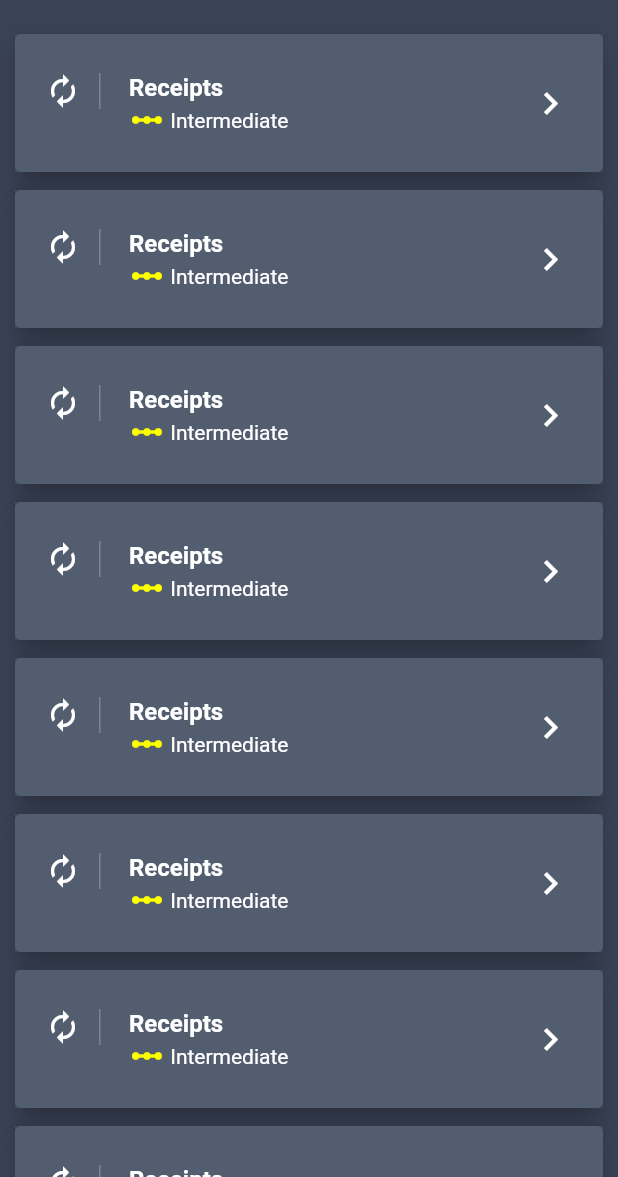
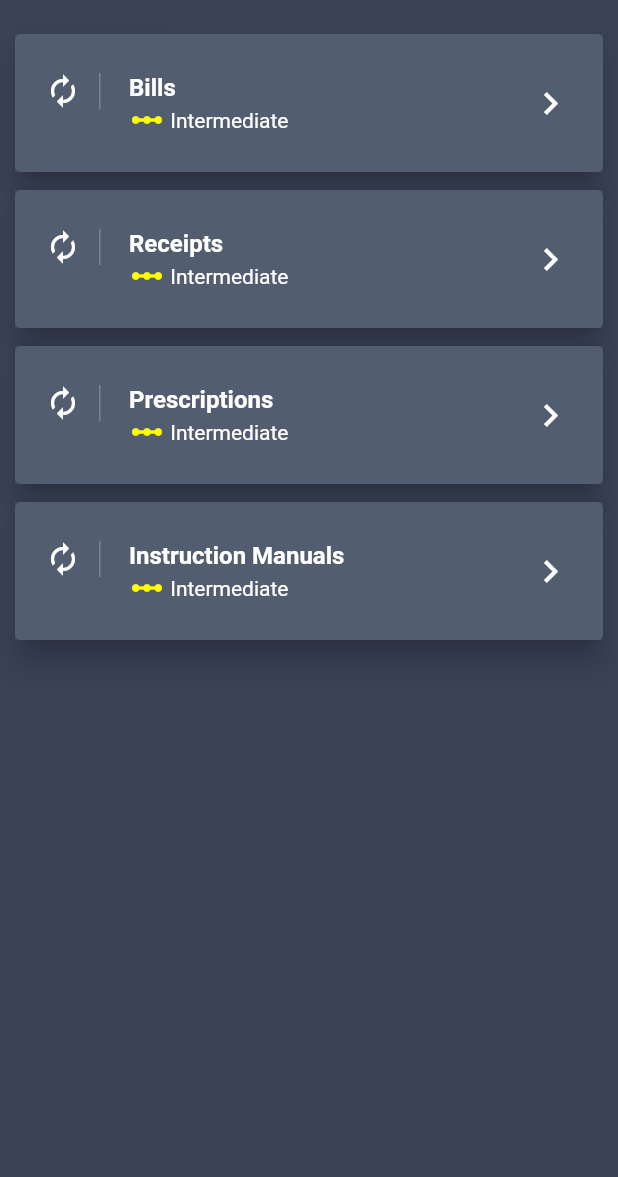
Before and after one commit to alexandrakung/junk_drawer, a Flutter app: the screen it shows after launch, on a phone screen of 412 x 824 dp, the part 59-1236 px from its top. Run offline on Flutter 3.47's test engine with Material 2 defaults, Android fonts, the phone set to English and light mode, and no system bars; our stand-ins replace firebase_auth, flutter_speed_dial, google_sign_in; accounts and stored records are empty.

Commit message:
single drawer card

```diff
--- a/lib/pages/home.dart
+++ b/lib/pages/home.dart
@@ -1,5 +1,6 @@
 import 'package:flutter/material.dart';
 import 'package:flutter/rendering.dart';
+import 'package:junk_drawer/widgets/drawer_card.dart';
 
 class Home extends StatefulWidget {
   @override
@@ -11,48 +12,16 @@ class Home extends StatefulWidget {
 class HomeState extends State<Home> {
   @override
   Widget build(BuildContext context) {
-    final makeListTile = ListTile(
-        contentPadding: EdgeInsets.symmetric(horizontal: 20.0, vertical: 10.0),
-        leading: Container(
-          padding: EdgeInsets.only(right: 12.0),
-          decoration: new BoxDecoration(
-              border: new Border(
-                  right: new BorderSide(width: 1.0, color: Colors.white24))),
-          child: Icon(Icons.autorenew, color: Colors.white),
-        ),
-        title: Text(
-          "Receipts",
-          style: TextStyle(color: Colors.white, fontWeight: FontWeight.bold),
-        ),
-        // subtitle: Text("Intermediate", style: TextStyle(color: Colors.white)),
-
-        subtitle: Row(
+    final makeBody = Container(
+      child: ListView(
+          scrollDirection: Axis.vertical,
+          shrinkWrap: true,
           children: <Widget>[
-            Icon(Icons.linear_scale, color: Colors.yellowAccent),
-            Text(" Intermediate", style: TextStyle(color: Colors.white))
-          ],
-        ),
-        trailing:
-            Icon(Icons.keyboard_arrow_right, color: Colors.white, size: 30.0));
-
-    final makeCard = Card(
-      elevation: 8.0,
-      margin: new EdgeInsets.symmetric(horizontal: 10.0, vertical: 6.0),
-      child: Container(
-        decoration: BoxDecoration(color: Color.fromRGBO(64, 75, 96, .9)),
-        child: makeListTile,
-      ),
-    );
-
-    final makeBody = Container(
-      child: ListView.builder(
-        scrollDirection: Axis.vertical,
-        shrinkWrap: true,
-        itemCount: 10,
-        itemBuilder: (BuildContext context, int index) {
-          return makeCard;
-        },
-      ),
+            DrawerCard(name: 'Bills'),
+            DrawerCard(name: 'Receipts'),
+            DrawerCard(name: 'Prescriptions'),
+            DrawerCard(name: 'Instruction Manuals')
+          ]),
     );
 
     return Scaffold(
--- /dev/null
+++ b/lib/widgets/drawer_card.dart
@@ -0,0 +1,40 @@
+import 'package:flutter/material.dart';
+
+class DrawerCard extends StatelessWidget {
+  DrawerCard({@required this.name});
+  final name;
+
+  @override
+  Widget build(BuildContext context) {
+    final makeListTile = ListTile(
+        contentPadding: EdgeInsets.symmetric(horizontal: 20.0, vertical: 10.0),
+        leading: Container(
+          padding: EdgeInsets.only(right: 12.0),
+          decoration: new BoxDecoration(
+              border: new Border(
+                  right: new BorderSide(width: 1.0, color: Colors.white24))),
+          child: Icon(Icons.autorenew, color: Colors.white),
+        ),
+        title: Text(
+          "$name",
+          style: TextStyle(color: Colors.white, fontWeight: FontWeight.bold),
+        ),
+        subtitle: Row(
+          children: <Widget>[
+            Icon(Icons.linear_scale, color: Colors.yellowAccent),
+            Text(" Intermediate", style: TextStyle(color: Colors.white))
+          ],
+        ),
+        trailing:
+            Icon(Icons.keyboard_arrow_right, color: Colors.white, size: 30.0));
+
+    return Card(
+      elevation: 8.0,
+      margin: new EdgeInsets.symmetric(horizontal: 10.0, vertical: 6.0),
+      child: Container(
+        decoration: BoxDecoration(color: Color.fromRGBO(64, 75, 96, .9)),
+        child: makeListTile,
+      ),
+    );
+  }
+}
```
